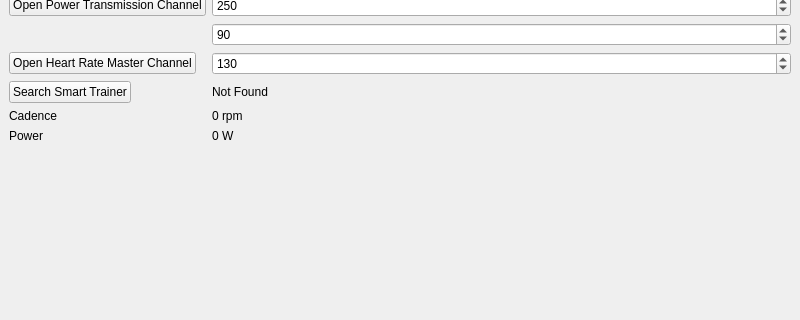
Qt form anttestapp/anttestappmainwindow.ui (rsippl/big-ring) before a commit; both pictures show x 0 to 800 and y 129 to 449 of the 800 by 600 pixel window.
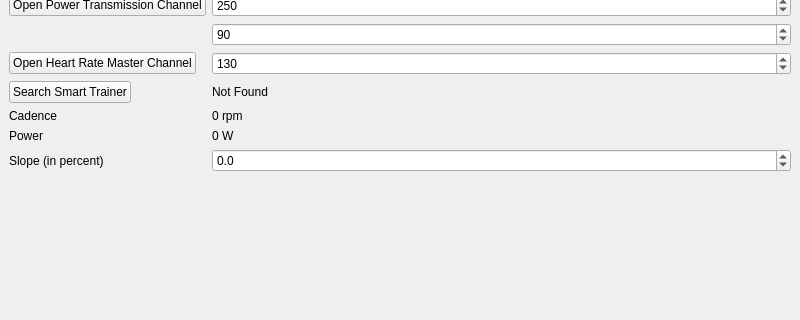
The same form after that commit.

Commit message: We're now able to send slope updates to an ANT FE-C trainer.

Patch:
```diff
--- a/anttestapp/anttestappmainwindow.ui
+++ b/anttestapp/anttestappmainwindow.ui
@@ -169,6 +169,29 @@
       </property>
      </widget>
     </item>
+    <item row="12" column="1">
+     <widget class="QDoubleSpinBox" name="doubleSpinBox">
+      <property name="decimals">
+       <number>1</number>
+      </property>
+      <property name="minimum">
+       <double>-20.000000000000000</double>
+      </property>
+      <property name="maximum">
+       <double>20.000000000000000</double>
+      </property>
+      <property name="singleStep">
+       <double>0.100000000000000</double>
+      </property>
+     </widget>
+    </item>
+    <item row="12" column="0">
+     <widget class="QLabel" name="label_3">
+      <property name="text">
+       <string>Slope (in percent)</string>
+      </property>
+     </widget>
+    </item>
    </layout>
   </widget>
   <widget class="QMenuBar" name="menubar">
```
The commit also changes 15 other files.
